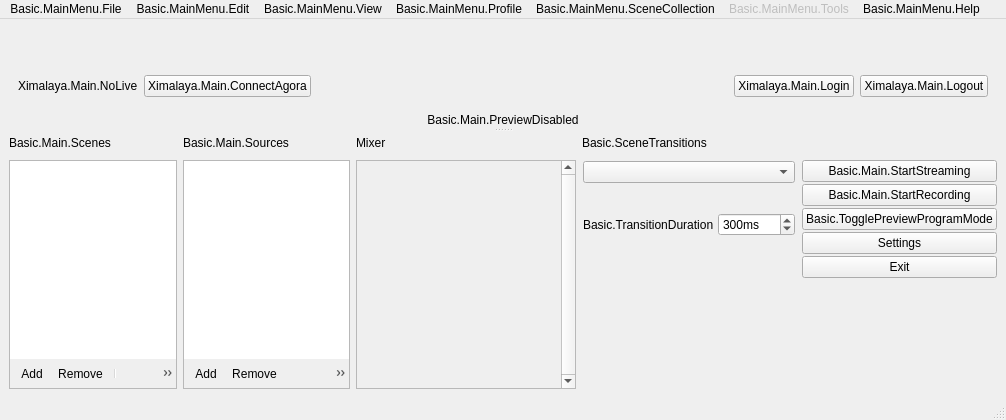
flying19880517/obs-studio, file UI/forms/OBSBasic.ui: the form before one commit.
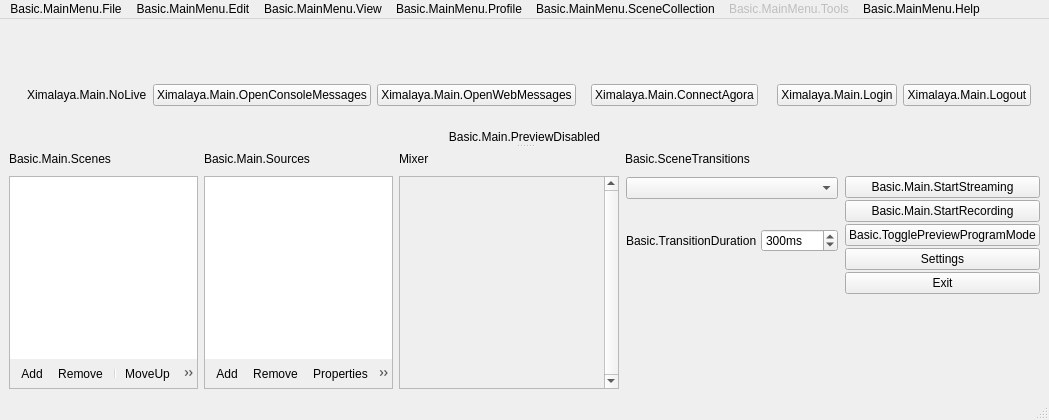
The form after the commit. Icons and pictures are not drawn. Custom widgets are drawn as their Qt base class.

What changed in the file:
```diff
--- a/UI/forms/OBSBasic.ui
+++ b/UI/forms/OBSBasic.ui
@@ -96,35 +96,28 @@
            </size>
           </property>
           <layout class="QGridLayout" name="gridLayout">
-           <item row="0" column="3">
+           <item row="0" column="5">
             <widget class="QLabel" name="lblNickname">
              <property name="text">
               <string/>
              </property>
             </widget>
            </item>
-           <item row="0" column="5">
+           <item row="0" column="7">
             <widget class="QPushButton" name="btnLogout">
              <property name="text">
               <string>Ximalaya.Main.Logout</string>
              </property>
             </widget>
            </item>
-           <item row="0" column="0">
-            <widget class="QLabel" name="lblLiveTitle">
-             <property name="text">
-              <string>Ximalaya.Main.NoLive</string>
-             </property>
-            </widget>
-           </item>
-           <item row="0" column="4">
+           <item row="0" column="6">
             <widget class="QPushButton" name="btnLogin">
              <property name="text">
               <string>Ximalaya.Main.Login</string>
              </property>
             </widget>
            </item>
-           <item row="0" column="2">
+           <item row="0" column="4">
             <spacer name="horizontalSpacer_2">
              <property name="orientation">
               <enum>Qt::Horizontal</enum>
@@ -137,13 +130,40 @@
              </property>
             </spacer>
            </item>
-           <item row="0" column="1">
+           <item row="0" column="3">
             <widget class="QPushButton" name="btnLink">
              <property name="text">
               <string>Ximalaya.Main.ConnectAgora</string>
              </property>
             </widget>
            </item>
+           <item row="0" column="0">
+            <widget class="QWidget" name="panLiving" native="true">
+             <layout class="QHBoxLayout" name="panLivingLayout">
+              <item>
+               <widget class="QLabel" name="lblLiveTitle">
+                <property name="text">
+                 <string>Ximalaya.Main.NoLive</string>
+                </property>
+               </widget>
+              </item>
+              <item>
+               <widget class="QPushButton" name="btnOpenConsoleMessages">
+                <property name="text">
+                 <string>Ximalaya.Main.OpenConsoleMessages</string>
+                </property>
+               </widget>
+              </item>
+              <item>
+               <widget class="QPushButton" name="btnOpenWebMessages">
+                <property name="text">
+                 <string>Ximalaya.Main.OpenWebMessages</string>
+                </property>
+               </widget>
+              </item>
+             </layout>
+            </widget>
+           </item>
           </layout>
          </widget>
         </item>
```
